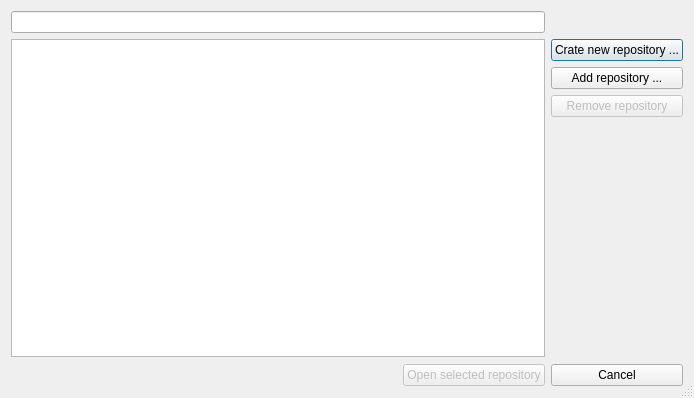
Old version of the form kitten/ui/repositories_dialog.ui in the repository riyad/kitten-ruby.
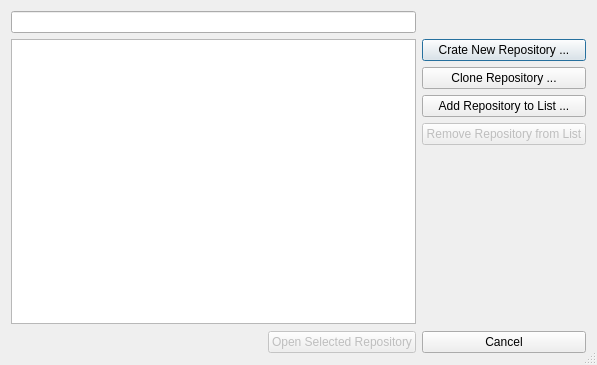
New version of the form. Icons and pictures are not drawn. Custom widgets are drawn as their Qt base class.

Commit message: Fixed labels in RepositoriesDialog and added a Clone Repo button.

What changed in the file:
```diff
--- a/kitten/ui/repositories_dialog.ui
+++ b/kitten/ui/repositories_dialog.ui
@@ -6,8 +6,8 @@
    <rect>
     <x>0</x>
     <y>0</y>
-    <width>694</width>
-    <height>398</height>
+    <width>597</width>
+    <height>365</height>
    </rect>
   </property>
   <property name="windowTitle">
@@ -21,14 +21,18 @@
     <widget class="KListWidgetSearchLine" name="repositorySearchLine"/>
    </item>
    <item row="1" column="0" rowspan="2" colspan="2">
-    <widget class="KListWidget" name="repositoriesListWidget"/>
+    <widget class="KListWidget" name="repositoriesListWidget">
+     <property name="sortingEnabled">
+      <bool>true</bool>
+     </property>
+    </widget>
    </item>
    <item row="1" column="2">
     <layout class="QVBoxLayout" name="verticalLayout">
      <item>
       <widget class="QPushButton" name="newButton">
        <property name="text">
-        <string>Crate new repository ...</string>
+        <string>Crate New Repository ...</string>
        </property>
        <property name="icon">
         <iconset resource="../resources/icons.qrc">
@@ -36,10 +40,47 @@
        </property>
       </widget>
      </item>
+     <item>
+      <spacer name="verticalSpacer_3">
+       <property name="orientation">
+        <enum>Qt::Vertical</enum>
+       </property>
+       <property name="sizeHint" stdset="0">
+        <size>
+         <width>20</width>
+         <height>40</height>
+        </size>
+       </property>
+      </spacer>
+     </item>
+     <item>
+      <widget class="QPushButton" name="cloneButton">
+       <property name="text">
+        <string>Clone Repository ...</string>
+       </property>
+       <property name="icon">
+        <iconset resource="../resources/icons.qrc">
+         <normaloff>:/icons/16x16/actions/git-clone.png</normaloff>:/icons/16x16/actions/git-clone.png</iconset>
+       </property>
+      </widget>
+     </item>
+     <item>
+      <spacer name="verticalSpacer_2">
+       <property name="orientation">
+        <enum>Qt::Vertical</enum>
+       </property>
+       <property name="sizeHint" stdset="0">
+        <size>
+         <width>20</width>
+         <height>40</height>
+        </size>
+       </property>
+      </spacer>
+     </item>
      <item>
       <widget class="QPushButton" name="addButton">
        <property name="text">
-        <string>Add repository ...</string>
+        <string>Add Repository to List ...</string>
        </property>
        <property name="icon">
         <iconset resource="../resources/icons.qrc">
@@ -47,26 +88,13 @@
        </property>
       </widget>
      </item>
-     <item>
-      <spacer name="verticalSpacer_2">
-       <property name="orientation">
-        <enum>Qt::Vertical</enum>
-       </property>
-       <property name="sizeHint" stdset="0">
-        <size>
-         <width>78</width>
-         <height>13</height>
-        </size>
-       </property>
-      </spacer>
-     </item>
      <item>
       <widget class="QPushButton" name="removeButton">
        <property name="enabled">
         <bool>false</bool>
        </property>
        <property name="text">
-        <string>Remove repository</string>
+        <string>Remove Repository from List</string>
        </property>
        <property name="icon">
         <iconset resource="../resources/icons.qrc">
@@ -108,7 +136,7 @@
       <bool>false</bool>
      </property>
      <property name="text">
-      <string>Open selected repository</string>
+      <string>Open Selected Repository</string>
      </property>
      <property name="icon">
       <iconset resource="../resources/icons.qrc">
```
Left out of the diff: 2 changed lines with no effect on the pictures.
